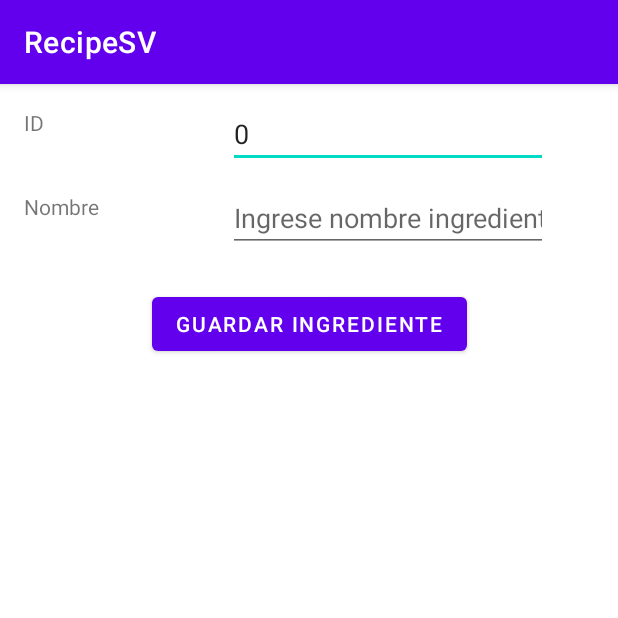
After one commit to gd19016/RecipeSV, an Android app: the fragment GuardarIngredienteFragment shown on its own in the app's theme, on a phone screen of 412 x 824 dp, the top half of it. The commit adds this screen. Run offline under Robolectric (Android 15) with nearby library versions, the phone set to English and light mode, and no system bars.

Commit message:
Creacion de Mantenimiento Ingrediente
- Se crea el IngredienteEntity.kt, IngredienteDao.kt.
- Se crea el IngredienteListAdapter.kt, IngredienteViewModel.kt y IngredienteFragment.kt
- Se crean los fragment_guardar_ingrediente.xml ingrediente_fragment.xml
- Se agrega el icono para visualizarlo en la navegación.

```diff
--- a/app/src/main/java/sv/edu/ues/fia/eisi/recipesv/db/RegistroRecetaDB.kt
+++ b/app/src/main/java/sv/edu/ues/fia/eisi/recipesv/db/RegistroRecetaDB.kt
@@ -17,7 +17,8 @@ import kotlinx.coroutines.launch
         FavoritoEntity::class,
         DificultadEntity::class,
         TipoEntity::class,
-        RolEntity::class
+        RolEntity::class,
+        IngredienteEntity::class
     ],
     version = 1,
     exportSchema = false
@@ -32,6 +33,7 @@ abstract class RegistroRecetaDB : RoomDatabase() {
     abstract fun dificultadDao(): DificultadDao
     abstract fun tipoDao(): TipoDao
     abstract fun rolDao(): RolDao
+    abstract fun ingredienteDao(): IngredienteDao
 
     private class RecetaDBCallback(
         private val scope: CoroutineScope
@@ -54,6 +56,7 @@ abstract class RegistroRecetaDB : RoomDatabase() {
             db.dificultadDao().deleteAll()
             db.tipoDao().deleteAll()
             db.rolDao().deleteAll()
+            db.ingredienteDao().deleteAll()
         }
     }
     companion object {
--- /dev/null
+++ b/app/src/main/java/sv/edu/ues/fia/eisi/recipesv/ui/ingrediente/GuardarIngredienteFragment.kt
@@ -0,0 +1,75 @@
+package sv.edu.ues.fia.eisi.recipesv.ui.ingrediente
+import android.os.Bundle
+import androidx.fragment.app.Fragment
+import android.view.LayoutInflater
+import android.view.View
+import android.view.ViewGroup
+import android.widget.*
+import androidx.lifecycle.ViewModelProvider
+import androidx.navigation.fragment.findNavController
+import sv.edu.ues.fia.eisi.recipesv.R
+import sv.edu.ues.fia.eisi.recipesv.RegistroRecetaApplication
+import sv.edu.ues.fia.eisi.recipesv.db.IngredienteEntity
+import sv.edu.ues.fia.eisi.recipesv.ui.ingrediente.IngredienteViewModel
+import sv.edu.ues.fia.eisi.recipesv.ui.ingrediente.IngredienteViewModelFactory
+
+class GuardarIngredienteFragment : Fragment() {
+    private lateinit var viewModel: IngredienteViewModel
+    override fun onCreate(savedInstanceState: Bundle?) {
+        super.onCreate(savedInstanceState)
+    }
+    override fun onCreateView(
+        inflater: LayoutInflater, container: ViewGroup?,
+        savedInstanceState: Bundle?
+    ): View? {
+        val application = activity?.application as RegistroRecetaApplication
+        viewModel = ViewModelProvider(requireActivity(),
+            IngredienteViewModelFactory(application.repository)
+        ).get(IngredienteViewModel::class.java)
+        return inflater.inflate(R.layout.fragment_guardar_ingrediente, container, false)
+    }
+    override fun onViewCreated(view: View, savedInstanceState: Bundle?) {
+        val idIngrediente: EditText = view.findViewById(R.id.id_ingrediente_input)
+        val nombre: EditText = view.findViewById(R.id.nombre_input)
+        val guardarButton: Button = view.findViewById(R.id.guardar_ingrediente)
+
+        val ingrediente = viewModel.ingredienteActual
+
+        if (ingrediente != null) {
+            idIngrediente.isEnabled = false
+            idIngrediente.setText(ingrediente.idIngrediente.toString())
+            nombre.setText(ingrediente.nombre)
+
+        } else {
+            idIngrediente.setText("0")
+            nombre.setText("")
+
+        }
+
+        guardarButton.setOnClickListener{
+            if (idIngrediente.text.isNullOrBlank() ||
+                nombre.text.isNullOrBlank()) {
+                Toast.makeText(context, "Todos los campos son requeridos",
+                    Toast.LENGTH_LONG).show()
+                return@setOnClickListener
+            }
+
+            if (ingrediente != null) {
+                viewModel.update(
+                    IngredienteEntity(
+                        ingrediente.idIngrediente,
+                        nombre.text.toString()
+                    )
+                )
+            } else {
+                viewModel.insert(
+                    IngredienteEntity(
+                        idIngrediente.text.toString().toInt(),
+                        nombre.text.toString(),
+                    )
+                )
+            }
+            findNavController().navigateUp()
+        }
+    }
+}
--- /dev/null
+++ b/app/src/main/java/sv/edu/ues/fia/eisi/recipesv/ui/ingrediente/IngredienteViewModel.kt
@@ -0,0 +1,34 @@
+package sv.edu.ues.fia.eisi.recipesv.ui.ingrediente
+
+import androidx.lifecycle.LiveData
+import androidx.lifecycle.ViewModel
+import androidx.lifecycle.ViewModelProvider
+import androidx.lifecycle.viewModelScope
+import kotlinx.coroutines.launch
+import sv.edu.ues.fia.eisi.recipesv.db.IngredienteEntity
+import sv.edu.ues.fia.eisi.recipesv.db.RegistroRecetaRepository
+
+class IngredienteViewModel(private val repository: RegistroRecetaRepository) : ViewModel() {
+    val ingredientes: LiveData<List<IngredienteEntity>> = repository.ingredientes
+    var ingredienteActual: IngredienteEntity? = null
+    fun insert(ingrediente: IngredienteEntity) = viewModelScope.launch {
+        repository.insert(ingrediente)
+    }
+    fun update(ingrediente: IngredienteEntity) = viewModelScope.launch {
+        repository.update(ingrediente)
+    }
+    fun delete(ingrediente: IngredienteEntity) = viewModelScope.launch {
+        repository.delete(ingrediente)
+    }
+}
+
+class IngredienteViewModelFactory(private val repository: RegistroRecetaRepository) :
+    ViewModelProvider.Factory {
+    override fun <T : ViewModel> create(modelClass: Class<T>): T {
+        if (modelClass.isAssignableFrom(IngredienteViewModel::class.java)) {
+            @Suppress("UNCHECKED_CAST")
+            return IngredienteViewModel(repository) as T
+        }
+        throw IllegalArgumentException("Unknown ViewModel class")
+    }
+}
--- /dev/null
+++ b/app/src/main/res/layout/fragment_guardar_ingrediente.xml
@@ -0,0 +1,65 @@
+<?xml version="1.0" encoding="utf-8"?>
+<androidx.constraintlayout.widget.ConstraintLayout xmlns:android="http://schemas.android.com/apk/res/android"
+    xmlns:app="http://schemas.android.com/apk/res-auto"
+    xmlns:tools="http://schemas.android.com/tools"
+    android:layout_width="match_parent"
+    android:layout_height="match_parent"
+    tools:context=".ui.receta.GuardarRecetaFragment"
+    tools:ignore="ExtraText">
+    <TextView
+        android:id="@+id/ingrediente_label"
+        android:layout_width="120dp"
+        android:layout_height="40dp"
+        android:layout_marginStart="16dp"
+        android:layout_marginTop="16dp"
+        android:text="@string/id_ingrediente"
+        app:layout_constraintStart_toStartOf="parent"
+        app:layout_constraintTop_toTopOf="parent" />
+    <TextView
+        android:id="@+id/nombre_label"
+        android:layout_width="120dp"
+        android:layout_height="40dp"
+        android:layout_marginStart="16dp"
+        android:layout_marginTop="16dp"
+        android:text="@string/nombre_ingrediente"
+        app:layout_constraintStart_toStartOf="parent"
+        app:layout_constraintTop_toBottomOf="@id/ingrediente_label" />
+
+
+    <EditText
+        android:id="@+id/id_ingrediente_input"
+        android:layout_width="wrap_content"
+        android:layout_height="40dp"
+        android:layout_marginStart="16dp"
+        android:layout_marginTop="16dp"
+        android:ems="10"
+        android:hint="@string/ing_id_ingrediente"
+        android:importantForAutofill="no"
+        android:inputType="text"
+        app:layout_constraintStart_toEndOf="@+id/ingrediente_label"
+        app:layout_constraintTop_toTopOf="parent" />
+    <EditText
+        android:id="@+id/nombre_input"
+        android:layout_width="wrap_content"
+        android:layout_height="40dp"
+        android:layout_marginStart="16dp"
+        android:layout_marginTop="16dp"
+        android:ems="10"
+        android:hint="@string/ing_nombre_ingrediente"
+        android:importantForAutofill="no"
+        android:inputType="text"
+        app:layout_constraintStart_toEndOf="@+id/nombre_label"
+        app:layout_constraintTop_toBottomOf="@id/id_ingrediente_input" />
+
+
+    <Button
+        android:id="@+id/guardar_ingrediente"
+        android:layout_width="wrap_content"
+        android:layout_height="wrap_content"
+        android:layout_marginTop="24dp"
+        android:text="@string/btn_guardar_ingrediente"
+        app:layout_constraintEnd_toEndOf="parent"
+        app:layout_constraintStart_toStartOf="parent"
+        app:layout_constraintTop_toBottomOf="@+id/nombre_input" />
+
+</androidx.constraintlayout.widget.ConstraintLayout>
--- a/app/src/main/res/menu/activity_main_drawer.xml
+++ b/app/src/main/res/menu/activity_main_drawer.xml
@@ -23,6 +23,12 @@
             android:id="@+id/nav_colecciones"
             android:icon="@drawable/ic_menu_coleccion"
             android:title="@string/gestionar_colecciones" />
+
+        <item
+            android:id="@+id/nav_ingredientes"
+            android:icon="@drawable/ic_menu_ingrediente"
+            android:title="@string/gestionar_ingredientes" />
+
     </group>
 
 </menu>
--- a/app/src/main/res/values/strings.xml
+++ b/app/src/main/res/values/strings.xml
@@ -25,6 +25,14 @@
     <string name="descripcion_receta">Descripcion</string>
     <string name="pasos_receta">Pasos</string>
     <string name="tiempo_receta">Tiempo del paso</string>
+
+    <!-- Etiquetas de mantenimiento ingredientes -->
+    <string name="gestionar_ingredientes">Gestionar ingredientes</string>
+    <string name="id_ingrediente">ID</string>
+    <string name="nombre_ingrediente">Nombre</string>
+    <string name="ing_id_ingrediente">Ingrese el ID...</string>
+    <string name="ing_nombre_ingrediente">Ingrese nombre ingrediente…</string>
+    <string name="btn_guardar_ingrediente">Guardar Ingrediente</string>
 
     <!-- Tips a mostrar en campos -->
     <string name="ing_id_receta">Ingrese el ID...</string>
```
Also changed, not shown: app/src/main/java/sv/edu/ues/fia/eisi/recipesv/db/IngredienteDao.kt (added, +23 -0 lines), app/src/main/java/sv/edu/ues/fia/eisi/recipesv/db/IngredienteEntity.kt (added, +14 -0 lines), app/src/main/java/sv/edu/ues/fia/eisi/recipesv/db/RegistroRecetaRepository.kt (+24 -0 lines), app/src/main/java/sv/edu/ues/fia/eisi/recipesv/ui/ingrediente/IngredienteFragment.kt (added, +70 -0 lines), app/src/main/java/sv/edu/ues/fia/eisi/recipesv/ui/ingrediente/IngredienteListAdapter.kt (added, +65 -0 lines), app/src/main/res/drawable/ic_menu_ingrediente.xml (added, +11 -0 lines), app/src/main/res/layout/ingrediente_fragment.xml (added, +31 -0 lines), app/src/main/res/navigation/mobile_navigation.xml (+17 -0 lines).
